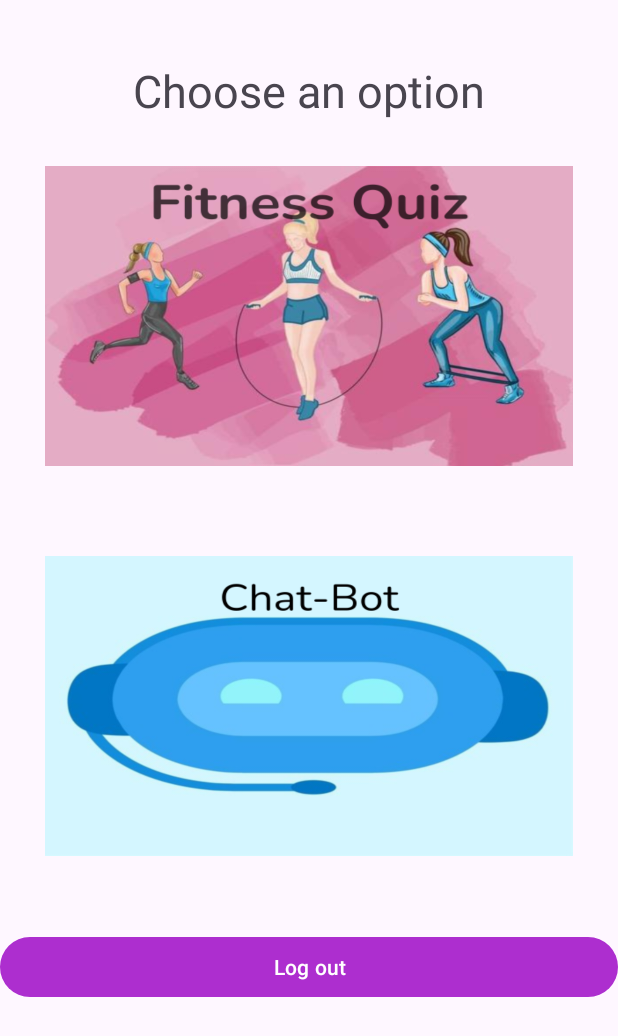
After one commit to Peacefulcatt/FitQuiz_v.1, an Android app: the WelcomeActivity screen opened directly, with no data from a screen before it, on a phone screen of 412 x 824 dp. The commit adds this screen. Shown: the top 1036 px of the screen. Run offline under Robolectric (Android 15) with nearby library versions, the phone set to English and light mode, and no system bars; our stand-ins replace Firebase (no records; nobody signed in at launch, a user with empty details on screens opened directly).

Commit message:
logo changes

```diff
--- a/app/src/main/AndroidManifest.xml
+++ b/app/src/main/AndroidManifest.xml
@@ -32,6 +32,9 @@
             android:name=".QuizMainActivity"
             android:exported="false">
         </activity>
+        <activity
+            android:name=".WelcomeActivity"
+            android:exported="false"/>
     </application>
 
 </manifest>
--- a/app/src/main/java/com/example/tester/LoginActivity.kt
+++ b/app/src/main/java/com/example/tester/LoginActivity.kt
@@ -75,7 +75,7 @@ class LoginActivity : AppCompatActivity() {
                         sharedPreferences.edit().clear().apply()
                     }
                     // Redirect to the main activity
-                    startActivity(Intent(this, QuizMainActivity::class.java))
+                    startActivity(Intent(this, WelcomeActivity::class.java))
                     finish()
                 } else {
                     // If sign in fails, display a message to the user.
--- /dev/null
+++ b/app/src/main/java/com/example/tester/WelcomeActivity.kt
@@ -0,0 +1,41 @@
+package com.example.tester
+
+import android.content.Intent
+import android.os.Bundle
+import android.widget.Toast
+import androidx.appcompat.app.AppCompatActivity
+import com.example.tester.databinding.ActivityWelcomeBinding
+import com.google.firebase.auth.FirebaseAuth
+
+class WelcomeActivity : AppCompatActivity() {
+
+    private lateinit var binding: ActivityWelcomeBinding
+    private lateinit var mAuth: FirebaseAuth
+
+    override fun onCreate(savedInstanceState: Bundle?) {
+        super.onCreate(savedInstanceState)
+        binding = ActivityWelcomeBinding.inflate(layoutInflater)
+        setContentView(binding.root)
+
+        mAuth = FirebaseAuth.getInstance()
+
+        // Log out button click listener
+        binding.buttonLogout.setOnClickListener {
+            mAuth.signOut()
+            startActivity(Intent(this, LoginActivity::class.java))
+            finish()
+        }
+
+        // Quiz button click listener
+        binding.buttonQuiz.setOnClickListener {
+            startActivity(Intent(this, QuizMainActivity::class.java))
+            finish()
+        }
+
+        // Chatbot button click listener
+        binding.buttonChatbot.setOnClickListener {
+            // Add code to navigate to ChatbotActivity
+            Toast.makeText(this, "Chatbot is under construction", Toast.LENGTH_SHORT).show()
+        }
+    }
+}
--- /dev/null
+++ b/app/src/main/res/layout/activity_welcome.xml
@@ -0,0 +1,55 @@
+<?xml version="1.0" encoding="utf-8"?>
+<RelativeLayout
+    xmlns:android="http://schemas.android.com/apk/res/android"
+    xmlns:app="http://schemas.android.com/apk/res-auto"
+    xmlns:tools="http://schemas.android.com/tools"
+    android:layout_width="match_parent"
+    android:layout_height="match_parent"
+    tools:context=".WelcomeActivity"
+    >
+
+    <LinearLayout
+        android:layout_width="match_parent"
+        android:layout_height="wrap_content"
+        android:orientation="vertical"
+        android:layout_gravity="center_vertical"
+        android:gravity="center"
+        >
+        <TextView
+            android:layout_width="match_parent"
+            android:layout_height="wrap_content"
+            android:text="@string/choose_an_option"
+            android:textSize="30sp"
+            android:gravity="center"
+            android:layout_marginTop="40dp"/>
+
+        <ImageButton
+            android:layout_marginTop="50dp"
+            android:id="@+id/button_quiz"
+            android:layout_width="match_parent"
+            android:layout_height="200dp"
+            android:layout_margin="30dp"
+            android:src="@drawable/fitness_quiz_image"
+            android:scaleType="fitXY"
+            android:contentDescription="@string/quiz_image_button"
+            android:background="?android:attr/selectableItemBackgroundBorderless"/>
+
+        <ImageButton
+            android:id="@+id/button_chatbot"
+            android:layout_width="match_parent"
+            android:layout_height="200dp"
+            android:layout_margin="30dp"
+            android:background="?android:attr/selectableItemBackgroundBorderless"
+            android:contentDescription="@string/chatbot_image_button"
+            android:scaleType="fitXY"
+            android:src="@drawable/chatbot" />
+        <Button
+            android:id="@id/button_Logout"
+            android:layout_width="match_parent"
+            android:layout_height="wrap_content"
+            android:text="@string/log_out"
+            android:layout_marginTop="20dp"
+            />
+
+    </LinearLayout>
+</RelativeLayout>
--- a/app/src/main/res/values/colors.xml
+++ b/app/src/main/res/values/colors.xml
@@ -2,7 +2,7 @@
 <resources>
     <color name="black">#FF000000</color>
     <color name="white">#FFFFFFFF</color>
-    <color name="gray">#F4F4F4</color>
+    <color name="gray">#494747</color>
     <color name="orange">#FF8F00</color>
     <color name="blue">#1565C0</color>
     <color name="purple">#AD2ECF</color>
--- /dev/null
+++ b/app/src/main/res/values/ids.xml
@@ -0,0 +1,4 @@
+<?xml version="1.0" encoding="utf-8"?>
+<resources>
+    <item name="button_Logout" type="id" />
+</resources>
--- a/app/src/main/res/values/strings.xml
+++ b/app/src/main/res/values/strings.xml
@@ -9,4 +9,8 @@
     <string name="invalid_username">Not a valid username</string>
     <string name="invalid_password">Password must be >5 characters</string>
     <string name="login_failed">"Login failed"</string>
+    <string name="quiz_image_button">quiz_image_button</string>
+    <string name="chatbot_image_button">chatbot_image_button</string>
+    <string name="choose_an_option">Choose an option</string>
+    <string name="log_out">Log out</string>
 </resources>
```
Also changed, not shown: app/src/main/res/drawable/chatbot.png (added), app/src/main/res/drawable/fitness_quiz_image.png (added).
